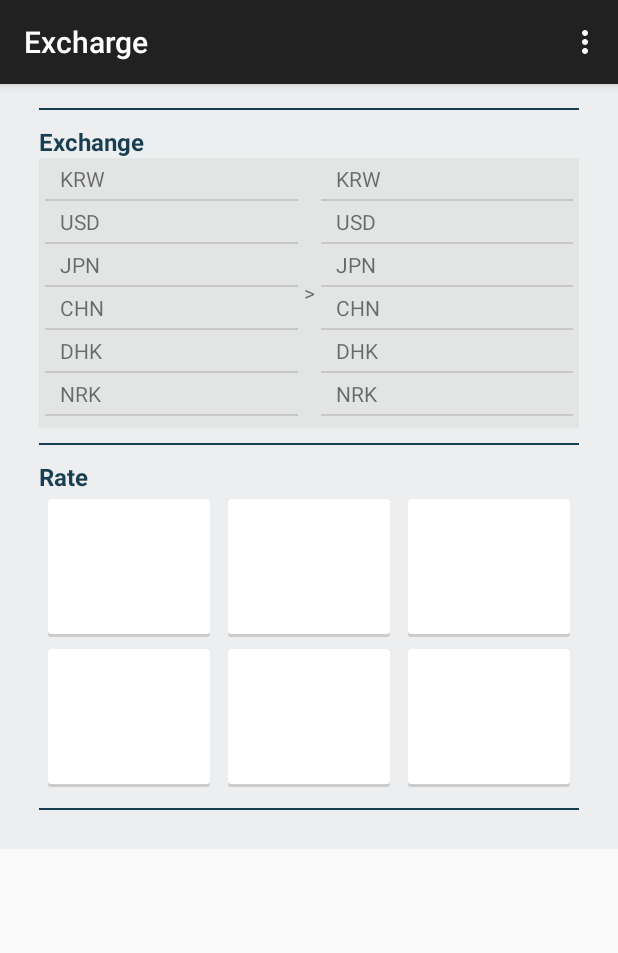
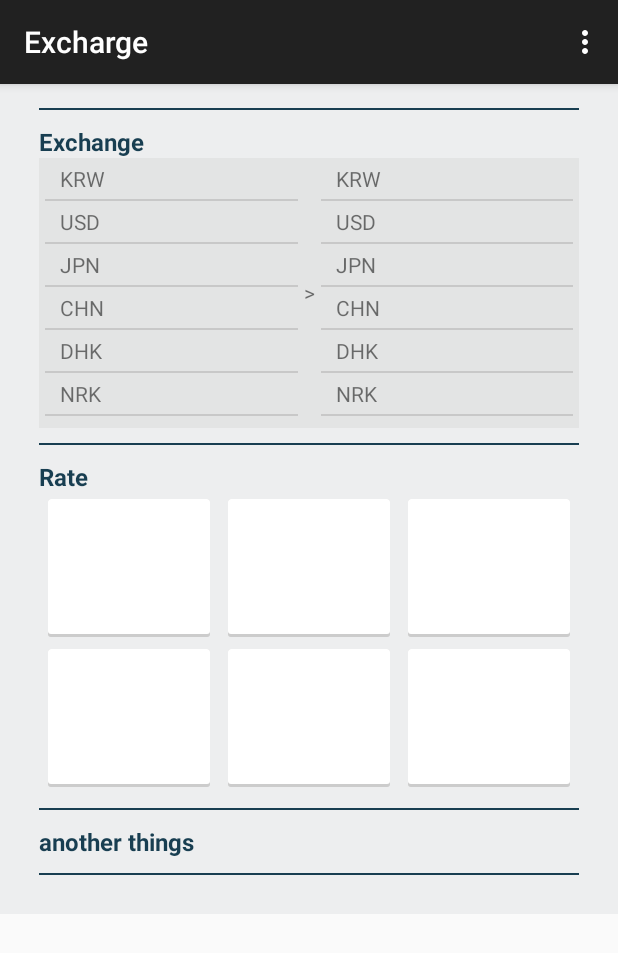
Before and after one commit to Histedit/todayExchange, an Android app: the screen it shows after launch (MainActivity), on a phone screen of 412 x 824 dp. Shown: the top 953 px of the screen. Run offline under Robolectric (Android 15) with nearby library versions, the phone set to English and light mode, and no system bars; 1 statement that could not run was skipped.

```diff
--- a/Excharge/app/src/main/java/com/example/mihyeon/excharge/MainActivity.java
+++ b/Excharge/app/src/main/java/com/example/mihyeon/excharge/MainActivity.java
@@ -37,6 +37,8 @@ public class MainActivity extends ActionBarActivity implements OnEditorActionLis
             "KRW", "USD", "JPN", "CHN", "DHK", "NRK", "ARH"
     };
 
+    Boolean chkRev;
+    int chkRevNum;
     ImageView backBtn;
     String fromLang, toLang;
     ListView fromList, toList;
@@ -45,7 +47,7 @@ public class MainActivity extends ActionBarActivity implements OnEditorActionLis
     EditText edit_from;
     TextView fromTv;
     TextView edit_to;
-    StringBuilder strBuilder = new StringBuilder();
+   // StringBuilder strBuilder = new StringBuilder();
     String tag_value;
 
     SQLiteDatabase db;
@@ -98,7 +100,7 @@ public class MainActivity extends ActionBarActivity implements OnEditorActionLis
             }
         });
 
-
+        chkRevNum =(chkRev.booleanValue())? 1 : 2;
 
         //db생성
         helper = new DBManager(MainActivity.this, "Excharge.db",null,1); //현재화면의 context, 파일명, 커서 팩토리, 버전 번호
@@ -110,7 +112,6 @@ public class MainActivity extends ActionBarActivity implements OnEditorActionLis
         insert("호주","AUD");
         insert("캐나다","CAD");
         insert("뉴질랜드","NZD");*/
-
         select();
 
     }
--- a/Excharge/app/src/main/res/layout/activity_main.xml
+++ b/Excharge/app/src/main/res/layout/activity_main.xml
@@ -45,6 +45,8 @@
                     android:textStyle="bold" />
 
             </LinearLayout>
+
+
 
             <LinearLayout
                 android:layout_width="match_parent"
@@ -298,6 +300,35 @@
 
             </LinearLayout>
 
+        <LinearLayout
+            android:layout_width="fill_parent"
+            android:layout_height="wrap_content"
+            android:paddingLeft="10dp"
+            android:paddingRight="10dp"
+            android:orientation="vertical">
+
+           <TextView
+               android:layout_width="wrap_content"
+               android:layout_height="wrap_content"
+               android:layout_gravity="center_vertical"
+               android:textColor="#183e51"
+               android:singleLine="true"
+               android:textSize="16sp"
+               android:id="@+id/tv3"
+               android:textStyle="bold"
+               android:text="another things"/>
+
+            <View
+                android:layout_width="fill_parent"
+                android:layout_height="1dp"
+                android:background="#183e51"
+                android:layout_marginTop="10dp"
+                android:layout_marginBottom="10dp"/>
+
+
+            </LinearLayout>
+
+
     </LinearLayout>
 
 </ScrollView>
```
Also changed, not shown: 2 other files.
